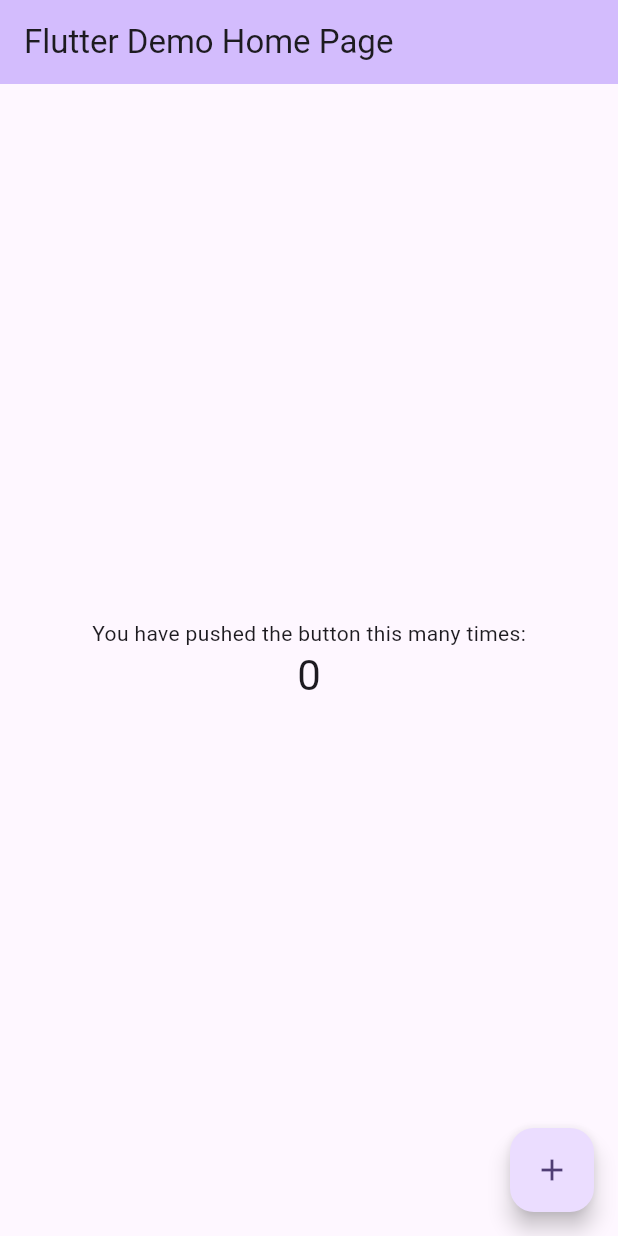
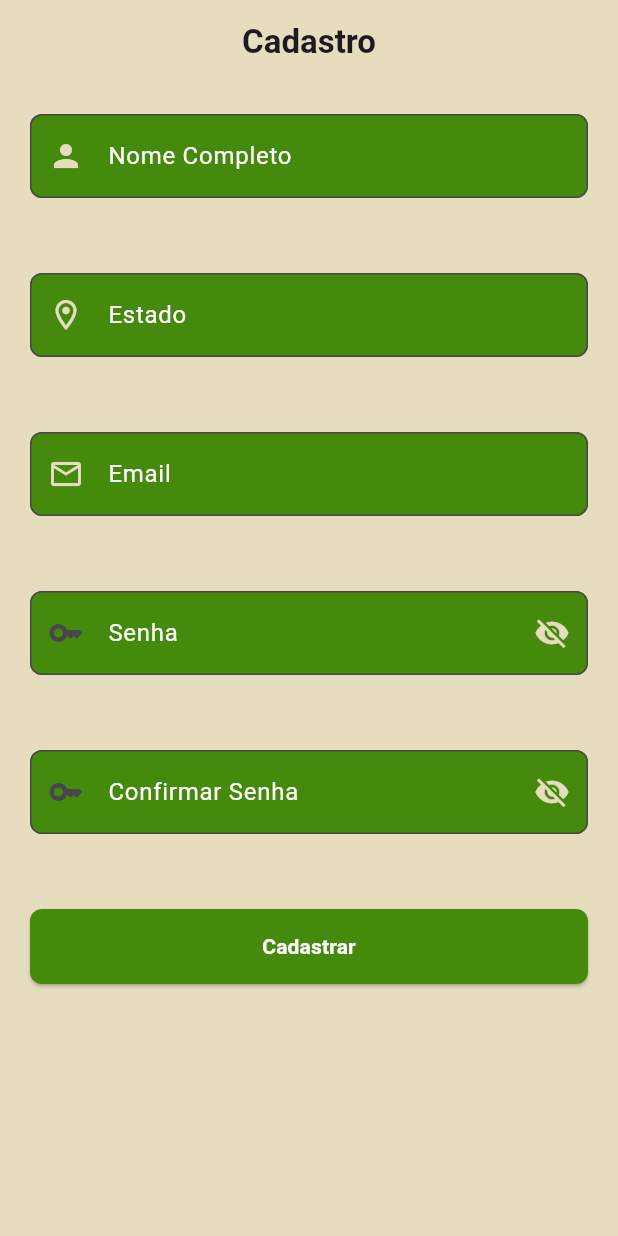
Before and after one commit to EstherPerondi/SAFRAON, a Flutter app: the screen it shows after launch, on a phone screen of 412 x 824 dp. Run offline on Flutter 3.47's test engine with Material 3 defaults, Android fonts, the phone set to English and light mode, and no system bars.

Commit message:
Parte bruta do cadastro pronto

```diff
--- a/lib/main.dart
+++ b/lib/main.dart
@@ -1,4 +1,6 @@
 import 'package:flutter/material.dart';
+import 'package:safraon/telas/cadastro.dart';
+import 'package:safraon/variaveis.dart';
 
 void main() {
   runApp(const MyApp());
@@ -11,7 +13,8 @@ class MyApp extends StatelessWidget {
   @override
   Widget build(BuildContext context) {
     return MaterialApp(
-      title: 'Flutter Demo',
+      debugShowCheckedModeBanner: false,
+      title: 'SafraOn',
       theme: ThemeData(
         // This is the theme of your application.
         //
@@ -30,93 +33,7 @@ class MyApp extends StatelessWidget {
         // tested with just a hot reload.
         colorScheme: .fromSeed(seedColor: Colors.deepPurple),
       ),
-      home: const MyHomePage(title: 'Flutter Demo Home Page'),
+      home: Cadastro(),
     );
   }
 }
-
-class MyHomePage extends StatefulWidget {
-  const MyHomePage({super.key, required this.title});
-
-  // This widget is the home page of your application. It is stateful, meaning
-  // that it has a State object (defined below) that contains fields that affect
-  // how it looks.
-
-  // This class is the configuration for the state. It holds the values (in this
-  // case the title) provided by the parent (in this case the App widget) and
-  // used by the build method of the State. Fields in a Widget subclass are
-  // always marked "final".
-
-  final String title;
-
-  @override
-  State<MyHomePage> createState() => _MyHomePageState();
-}
-
-class _MyHomePageState extends State<MyHomePage> {
-  int _counter = 0;
-
-  void _incrementCounter() {
-    setState(() {
-      // This call to setState tells the Flutter framework that something has
-      // changed in this State, which causes it to rerun the build method below
-      // so that the display can reflect the updated values. If we changed
-      // _counter without calling setState(), then the build method would not be
-      // called again, and so nothing would appear to happen.
-      _counter++;
-    });
-  }
-
-  @override
-  Widget build(BuildContext context) {
-    // This method is rerun every time setState is called, for instance as done
-    // by the _incrementCounter method above.
-    //
-    // The Flutter framework has been optimized to make rerunning build methods
-    // fast, so that you can just rebuild anything that needs updating rather
-    // than having to individually change instances of widgets.
-    return Scaffold(
-      appBar: AppBar(
-        // TRY THIS: Try changing the color here to a specific color (to
-        // Colors.amber, perhaps?) and trigger a hot reload to see the AppBar
-        // change color while the other colors stay the same.
-        backgroundColor: Theme.of(context).colorScheme.inversePrimary,
-        // Here we take the value from the MyHomePage object that was created by
-        // the App.build method, and use it to set our appbar title.
-        title: Text(widget.title),
-      ),
-      body: Center(
-        // Center is a layout widget. It takes a single child and positions it
-        // in the middle of the parent.
-        child: Column(
-          // Column is also a layout widget. It takes a list of children and
-          // arranges them vertically. By default, it sizes itself to fit its
-          // children horizontally, and tries to be as tall as its parent.
-          //
-          // Column has various properties to control how it sizes itself and
-          // how it positions its children. Here we use mainAxisAlignment to
-          // center the children vertically; the main axis here is the vertical
-          // axis because Columns are vertical (the cross axis would be
-          // horizontal).
-          //
-          // TRY THIS: Invoke "debug painting" (choose the "Toggle Debug Paint"
-          // action in the IDE, or press "p" in the console), to see the
-          // wireframe for each widget.
-          mainAxisAlignment: .center,
-          children: [
-            const Text('You have pushed the button this many times:'),
-            Text(
-              '$_counter',
-              style: Theme.of(context).textTheme.headlineMedium,
-            ),
-          ],
-        ),
-      ),
-      floatingActionButton: FloatingActionButton(
-        onPressed: _incrementCounter,
-        tooltip: 'Increment',
-        child: const Icon(Icons.add),
-      ),
-    );
-  }
-}
--- /dev/null
+++ b/lib/telas/cadastro.dart
@@ -0,0 +1,230 @@
+import 'package:flutter/material.dart';
+import 'package:safraon/variaveis.dart';
+
+class Cadastro extends StatefulWidget {
+  const Cadastro({super.key});
+
+  @override
+  State<Cadastro> createState() => _CadastroState();
+}
+
+class _CadastroState extends State<Cadastro> {
+  @override
+  final TextEditingController _nome = TextEditingController();
+  final TextEditingController _email = TextEditingController();
+  final TextEditingController _estado = TextEditingController();
+  final TextEditingController _usuario = TextEditingController();
+  final TextEditingController _senha = TextEditingController();
+  final TextEditingController _confirmar = TextEditingController();
+
+  bool _senhaVisivel = false;
+  bool _confirmarSenhaVisivel = false;
+
+  final _formKey = GlobalKey<FormState>();
+
+  Widget build(BuildContext context) {
+    return new Scaffold(
+      backgroundColor: corDeFundo,
+      appBar: AppBar(
+        title: Text('Cadastro', style: tituloDaPg),
+        backgroundColor: corDeFundo,
+        centerTitle: true,
+      ),
+      body: Form(
+        key: _formKey,
+        child: SingleChildScrollView(
+          padding: const EdgeInsets.all(20.0),
+          child: Column(
+            crossAxisAlignment: CrossAxisAlignment.center,
+            children: [
+              TextFormField(
+                controller: _nome,
+                decoration: InputDecoration(
+                  labelText: 'Nome Completo',
+                  labelStyle: escritaForm,
+                  prefixIcon: Icon(Icons.person, color: corDeFundo),
+                  border: OutlineInputBorder(
+                    borderRadius: BorderRadius.circular(8),
+                  ),
+                  filled: true,
+                  fillColor: bcCadastro,
+                ),
+                validator: (_nome) {
+                  if (_nome == null || _nome.isEmpty) {
+                    return 'Insira seu nome completo';
+                  }
+                  return null;
+                },
+              ),
+
+              const SizedBox(height: 50),
+
+              TextFormField(
+                controller: _estado,
+                decoration: InputDecoration(
+                  labelText: 'Estado',
+                  labelStyle: escritaForm,
+                  prefixIcon: Icon(
+                    Icons.location_on_outlined,
+                    color: corDeFundo,
+                  ),
+                  border: OutlineInputBorder(
+                    borderRadius: BorderRadius.circular(8),
+                  ),
+                  filled: true,
+                  fillColor: bcCadastro,
+                ),
+                validator: (_estado) {
+                  if (_estado == null || _estado.isEmpty) {
+                    return 'Insira estado onde estão localizadas suas fazendas';
+                  }
+                  return null;
+                },
+              ),
+              const SizedBox(height: 50),
+
+              TextFormField(
+                controller: _email,
+                decoration: InputDecoration(
+                  labelText: 'Email',
+                  labelStyle: escritaForm,
+                  prefixIcon: Icon(Icons.email_outlined, color: corDeFundo),
+                  border: OutlineInputBorder(
+                    borderRadius: BorderRadius.circular(8),
+                  ),
+                  filled: true,
+                  fillColor: bcCadastro,
+                ),
+                keyboardType: TextInputType.emailAddress,
+                validator: (_email) {
+                  if (_email == null ||
+                      _email.isEmpty ||
+                      !_email.contains('@')) {
+                    return 'Insira seu email corretamente';
+                  }
+                  return null;
+                },
+              ),
+              const SizedBox(height: 50),
+
+              TextFormField(
+                controller: _senha,
+                decoration: InputDecoration(
+                  labelText: 'Senha',
+                  labelStyle: escritaForm,
+                  prefixIcon: Icon(Icons.key),
+                  suffixIcon: IconButton(
+                    icon: Icon(
+                      _senhaVisivel ? Icons.visibility : Icons.visibility_off,
+                      color: corDeFundo,
+                    ),
+
+                    onPressed: () {
+                      setState(() {
+                        _senhaVisivel = !_senhaVisivel;
+                      });
+                    },
+                  ),
+
+                  border: OutlineInputBorder(
+                    borderRadius: BorderRadius.circular(8),
+                  ),
+                  filled: true,
+                  fillColor: bcCadastro,
+                ),
+
+                obscureText: !_senhaVisivel,
+                validator: (_senha) {
+                  if (_senha == null || _senha.isEmpty) {
+                    return 'Digite sua senha ';
+                  }
+                  if (_senha.length < 6) {
+                    return 'Mínimo de 6 caracteres';
+                  }
+                  if (!RegExp(r'[A-Z]').hasMatch(_senha)) {
+                    return 'Necessário de letras maiúscula';
+                  }
+                  if (!RegExp(r'[a-z]').hasMatch(_senha)) {
+                    return 'Necessário de letra minúscula';
+                  }
+                  if (!RegExp(r'[0-9]').hasMatch(_senha)) {
+                    return 'Necessário números';
+                  }
+                  if (!RegExp(r'[!@#$%^&*(),.?":{}|<>]').hasMatch(_senha)) {
+                    return 'Necessário caracrtere especial Ex:!@#%^&*(),.?":{}|<>';
+                  }
+                  return 'null';
+                },
+              ),
+              const SizedBox(height: 50),
+
+              TextFormField(
+                controller: _confirmar,
+                decoration: InputDecoration(
+                  labelText: 'Confirmar Senha',
+                  labelStyle: escritaForm,
+                  prefixIcon: Icon(Icons.key),
+                  suffixIcon: IconButton(
+                    icon: Icon(
+                      _senhaVisivel ? Icons.visibility : Icons.visibility_off,
+                      color: corDeFundo,
+                    ),
+
+                    onPressed: () {
+                      setState(() {
+                        _confirmarSenhaVisivel = !_confirmarSenhaVisivel;
+                      });
+                    },
+                  ),
+
+                  border: OutlineInputBorder(
+                    borderRadius: BorderRadius.circular(8),
+                  ),
+                  filled: true,
+                  fillColor: bcCadastro,
+                ),
+                obscureText: !_senhaVisivel,
+                validator: (_confirmar) {
+                  if (_confirmar == null || _confirmar.isEmpty) {
+                    return 'Digite sua senha para confirmar ';
+                  }
+                  if (_confirmar != _senha.text) {
+                    return 'As senhas não coincidem';
+                  }
+
+                  return 'null';
+                },
+              ),
+              const SizedBox(height: 50),
+
+              SizedBox(
+                width: double.infinity,
+                height: 50,
+                child: ElevatedButton(
+                  onPressed: () {
+                    if (_formKey.currentState!.validate()) {
+                      ScaffoldMessenger.of(context).showSnackBar(
+                        const SnackBar(
+                          content: Text('Cadastro Realizado com sucesso!'),
+                        ),
+                      );
+                    }
+                  },
+                  style: ElevatedButton.styleFrom(
+                    backgroundColor: bcCadastro,
+                    foregroundColor: Colors.white,
+                    shape: RoundedRectangleBorder(
+                      borderRadius: BorderRadius.circular(8),
+                    )
+                  ),
+                  child: Text('Cadastrar',
+                  style: tituloDaPg,),
+                ),
+              ),
+            ],
+          ),
+        ),
+      ),
+    );
+  }
+}
--- /dev/null
+++ b/lib/variaveis.dart
@@ -0,0 +1,8 @@
+import 'package:flutter/material.dart';
+
+Color corDeFundo = Color(0xffE6DDBF);
+Color bcCadastro = Color(0xff458A0D);
+
+TextStyle escritaForm = TextStyle(color:Colors.white) ;
+
+TextStyle tituloDaPg = TextStyle(fontWeight: FontWeight.bold);
```
